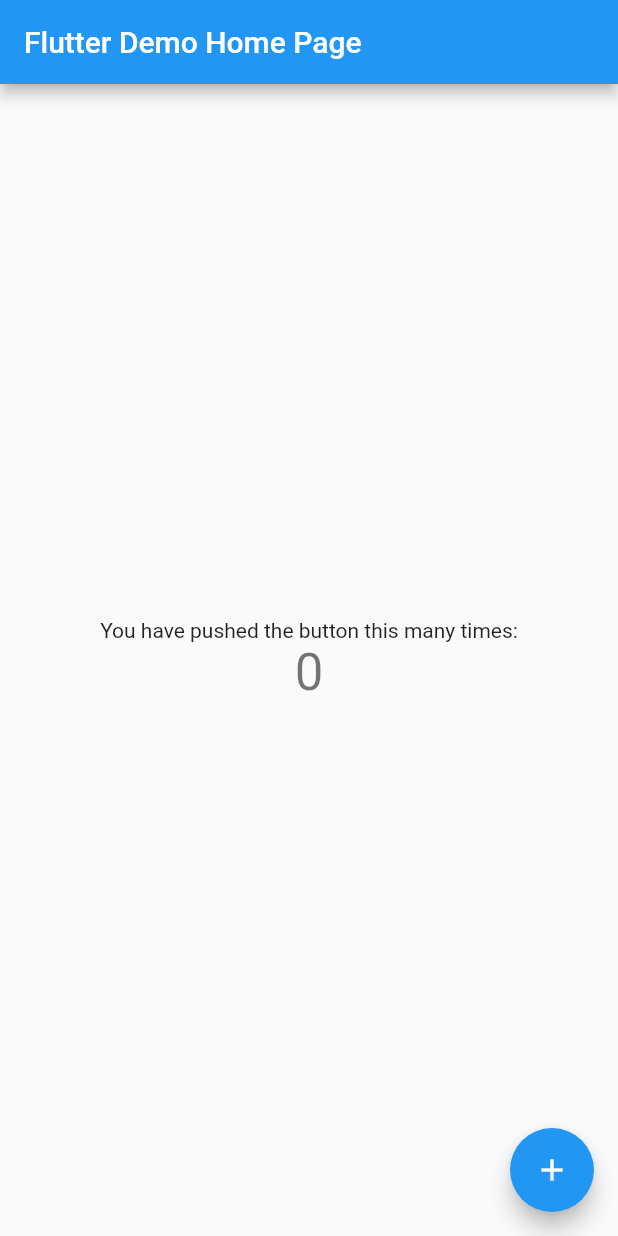
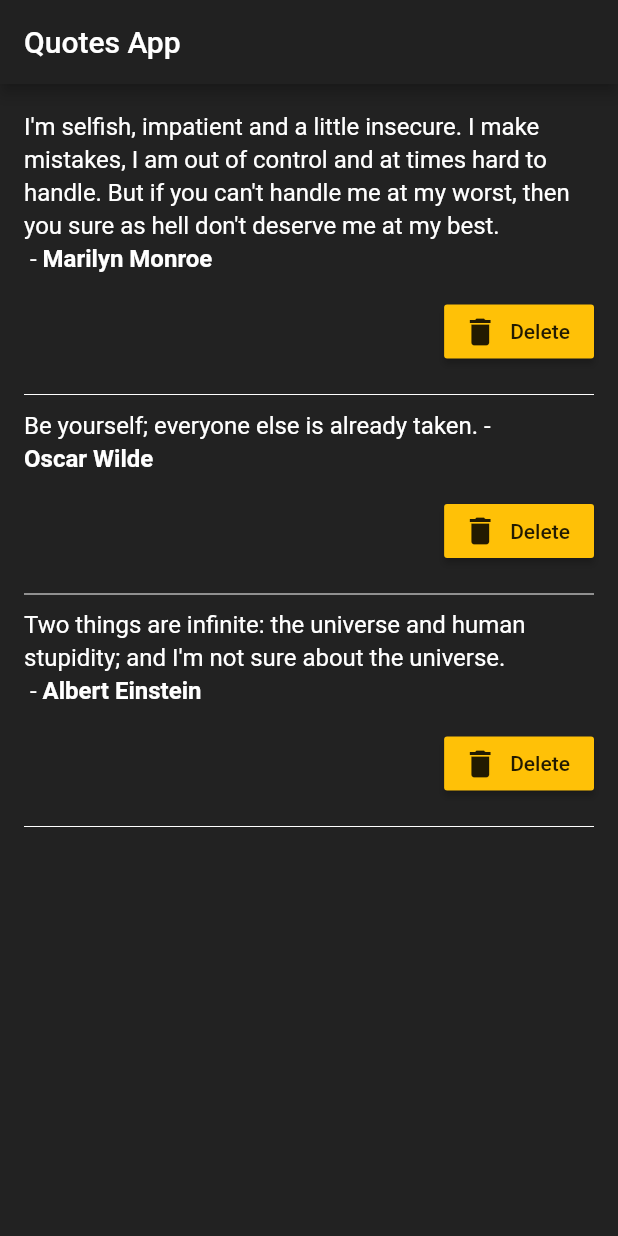
Before and after one commit to donggyushin/flutter_list_tutorial, a Flutter app: the screen it shows after launch, on a phone screen of 412 x 824 dp. Run offline on Flutter 3.47's test engine with Material 2 defaults, Android fonts, the phone set to English and light mode, and no system bars.

Commit message:
Handling list datas with function as parameter

```diff
--- /dev/null
+++ b/lib/Home/Home.dart
@@ -0,0 +1,21 @@
+import 'package:flutter/material.dart';
+import 'Quotes/Quotes.dart';
+
+class Home extends StatefulWidget {
+  @override
+  _HomeState createState() => _HomeState();
+}
+
+class _HomeState extends State<Home> {
+  @override
+  Widget build(BuildContext context) {
+    return Scaffold(
+      backgroundColor: Colors.black87,
+      appBar: AppBar(
+        title: Text('Quotes App'),
+        backgroundColor: Colors.grey[900],
+      ),
+      body: Quotes(),
+    );
+  }
+}
--- /dev/null
+++ b/lib/Home/Quotes/Quote/Quote.dart
@@ -0,0 +1,85 @@
+import 'package:flutter/material.dart';
+import 'package:flutter_list_tutorial/types/Quote.dart';
+
+class Quote extends StatefulWidget {
+  final QuoteModel quote;
+  final Function deleteOneQuote;
+  final int index;
+  Quote(
+      {@required this.quote,
+      @required this.deleteOneQuote,
+      @required this.index});
+
+  @override
+  _QuoteState createState() =>
+      _QuoteState(quote: quote, deleteOneQute: deleteOneQuote, index: index);
+}
+
+class _QuoteState extends State<Quote> {
+  final QuoteModel quote;
+  final Function deleteOneQute;
+  final int index;
+  _QuoteState(
+      {Key key,
+      @required this.quote,
+      @required this.deleteOneQute,
+      @required this.index});
+
+  @override
+  Widget build(BuildContext context) {
+    return Container(
+      child: Column(
+        crossAxisAlignment: CrossAxisAlignment.start,
+        children: <Widget>[
+          Container(
+            padding: EdgeInsets.fromLTRB(0, 0, 0, 15),
+            child: Wrap(
+              direction: Axis.horizontal,
+              alignment: WrapAlignment.start,
+              children: <Widget>[
+                Text(
+                  '${quote.text}',
+                  style: TextStyle(
+                      color: Colors.white, fontSize: 16.0, height: 1.4),
+                ),
+                Text(
+                  ' - ',
+                  style: TextStyle(
+                      color: Colors.white, fontSize: 16.0, height: 1.4),
+                ),
+                Text(
+                  '${quote.author}',
+                  style: TextStyle(
+                    color: Colors.white,
+                    fontSize: 16.0,
+                    height: 1.4,
+                    fontWeight: FontWeight.bold,
+                  ),
+                ),
+              ],
+            ),
+          ),
+          Row(
+            mainAxisAlignment: MainAxisAlignment.end,
+            children: <Widget>[
+              RaisedButton.icon(
+                onPressed: () {
+                  deleteOneQute(index);
+                },
+                icon: Icon(Icons.delete),
+                label: Text('Delete'),
+                color: Colors.amber,
+              ),
+            ],
+          ),
+          SizedBox(
+            height: 10.0,
+          ),
+          Divider(
+            color: Colors.white,
+          )
+        ],
+      ),
+    );
+  }
+}
--- /dev/null
+++ b/lib/Home/Quotes/Quotes.dart
@@ -0,0 +1,47 @@
+import 'package:flutter/material.dart';
+import 'package:flutter_list_tutorial/types/Quote.dart';
+import 'Quote/Quote.dart';
+
+class Quotes extends StatefulWidget {
+  @override
+  _QuotesState createState() => _QuotesState();
+}
+
+class _QuotesState extends State<Quotes> {
+  List<QuoteModel> quotes = [
+    QuoteModel(
+        text:
+            "I'm selfish, impatient and a little insecure. I make mistakes, I am out of control and at times hard to handle. But if you can't handle me at my worst, then you sure as hell don't deserve me at my best.",
+        author: "Marilyn Monroe"),
+    QuoteModel(
+        text: "Be yourself; everyone else is already taken.",
+        author: "Oscar Wilde"),
+    QuoteModel(
+        text:
+            "Two things are infinite: the universe and human stupidity; and I'm not sure about the universe.",
+        author: "Albert Einstein"),
+  ];
+
+  @override
+  Widget build(BuildContext context) {
+    return Padding(
+      padding: const EdgeInsets.all(16.0),
+      child: Column(
+        children: quotes.map((quote) {
+          int index = quotes.indexOf(quote);
+          return Quote(
+            quote: quote,
+            deleteOneQuote: this.deleteOneQuote,
+            index: index,
+          );
+        }).toList(),
+      ),
+    );
+  }
+
+  deleteOneQuote(int index) {
+    setState(() {
+      quotes.removeAt(index);
+    });
+  }
+}
--- a/lib/main.dart
+++ b/lib/main.dart
@@ -1,111 +1,6 @@
 import 'package:flutter/material.dart';
+import 'Home/Home.dart';
 
-void main() => runApp(MyApp());
-
-class MyApp extends StatelessWidget {
-  // This widget is the root of your application.
-  @override
-  Widget build(BuildContext context) {
-    return MaterialApp(
-      title: 'Flutter Demo',
-      theme: ThemeData(
-        // This is the theme of your application.
-        //
-        // Try running your application with "flutter run". You'll see the
-        // application has a blue toolbar. Then, without quitting the app, try
-        // changing the primarySwatch below to Colors.green and then invoke
-        // "hot reload" (press "r" in the console where you ran "flutter run",
-        // or simply save your changes to "hot reload" in a Flutter IDE).
-        // Notice that the counter didn't reset back to zero; the application
-        // is not restarted.
-        primarySwatch: Colors.blue,
-      ),
-      home: MyHomePage(title: 'Flutter Demo Home Page'),
-    );
-  }
-}
-
-class MyHomePage extends StatefulWidget {
-  MyHomePage({Key key, this.title}) : super(key: key);
-
-  // This widget is the home page of your application. It is stateful, meaning
-  // that it has a State object (defined below) that contains fields that affect
-  // how it looks.
-
-  // This class is the configuration for the state. It holds the values (in this
-  // case the title) provided by the parent (in this case the App widget) and
-  // used by the build method of the State. Fields in a Widget subclass are
-  // always marked "final".
-
-  final String title;
-
-  @override
-  _MyHomePageState createState() => _MyHomePageState();
-}
-
-class _MyHomePageState extends State<MyHomePage> {
-  int _counter = 0;
-
-  void _incrementCounter() {
-    setState(() {
-      // This call to setState tells the Flutter framework that something has
-      // changed in this State, which causes it to rerun the build method below
-      // so that the display can reflect the updated values. If we changed
-      // _counter without calling setState(), then the build method would not be
-      // called again, and so nothing would appear to happen.
-      _counter++;
-    });
-  }
-
-  @override
-  Widget build(BuildContext context) {
-    // This method is rerun every time setState is called, for instance as done
-    // by the _incrementCounter method above.
-    //
-    // The Flutter framework has been optimized to make rerunning build methods
-    // fast, so that you can just rebuild anything that needs updating rather
-    // than having to individually change instances of widgets.
-    return Scaffold(
-      appBar: AppBar(
-        // Here we take the value from the MyHomePage object that was created by
-        // the App.build method, and use it to set our appbar title.
-        title: Text(widget.title),
-      ),
-      body: Center(
-        // Center is a layout widget. It takes a single child and positions it
-        // in the middle of the parent.
-        child: Column(
-          // Column is also a layout widget. It takes a list of children and
-          // arranges them vertically. By default, it sizes itself to fit its
-          // children horizontally, and tries to be as tall as its parent.
-          //
-          // Invoke "debug painting" (press "p" in the console, choose the
-          // "Toggle Debug Paint" action from the Flutter Inspector in Android
-          // Studio, or the "Toggle Debug Paint" command in Visual Studio Code)
-          // to see the wireframe for each widget.
-          //
-          // Column has various properties to control how it sizes itself and
-          // how it positions its children. Here we use mainAxisAlignment to
-          // center the children vertically; the main axis here is the vertical
-          // axis because Columns are vertical (the cross axis would be
-          // horizontal).
-          mainAxisAlignment: MainAxisAlignment.center,
-          children: <Widget>[
-            Text(
-              'You have pushed the button this many times:',
-            ),
-            Text(
-              '$_counter',
-              style: Theme.of(context).textTheme.display1,
-            ),
-          ],
-        ),
-      ),
-      floatingActionButton: FloatingActionButton(
-        onPressed: _incrementCounter,
-        tooltip: 'Increment',
-        child: Icon(Icons.add),
-      ), // This trailing comma makes auto-formatting nicer for build methods.
-    );
-  }
-}
+void main() => runApp(MaterialApp(
+      home: Home(),
+    ));
--- /dev/null
+++ b/lib/types/Quote.dart
@@ -0,0 +1,8 @@
+import 'package:flutter/material.dart';
+
+class QuoteModel {
+  String text;
+  String author;
+
+  QuoteModel({@required this.text, @required this.author});
+}
```
Also changed, not shown: 1 other file.
